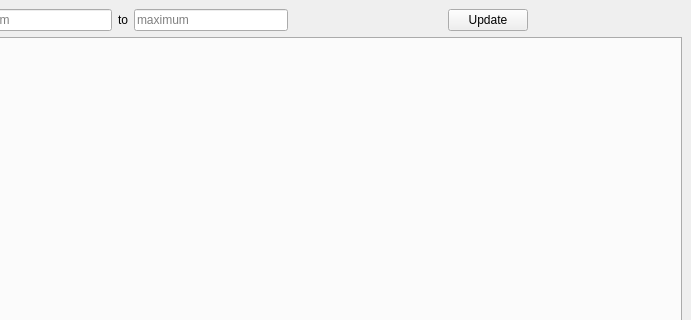
The window that src/extensions/openfoam/isutils/isofPlotTabular/isofplottabularwindow.ui (hkroeger/insightcae) describes before a commit, drawn with Qt 5; both pictures show x 109 to 800 and y 0 to 320 of the 800 by 600 pixel window.
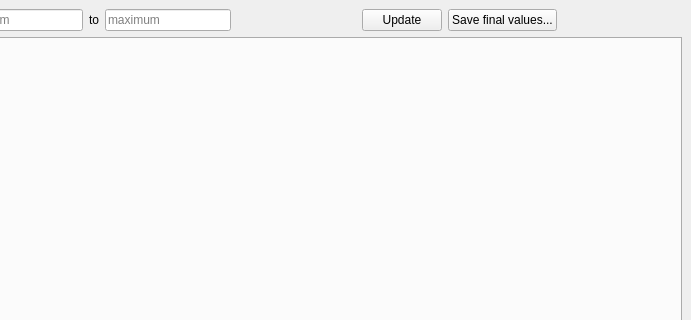
The same window after the commit.

The edit to the form file:
```diff
--- a/src/extensions/openfoam/isutils/isofPlotTabular/isofplottabularwindow.ui
+++ b/src/extensions/openfoam/isutils/isofPlotTabular/isofplottabularwindow.ui
@@ -73,6 +73,13 @@
           </property>
          </widget>
         </item>
+        <item>
+         <widget class="QPushButton" name="saveFinalBtn">
+          <property name="text">
+           <string>Save final values...</string>
+          </property>
+         </widget>
+        </item>
         <item>
          <spacer name="horizontalSpacer">
           <property name="orientation">
```
Left out of the diff: 2 changed lines with no effect on the pictures.
